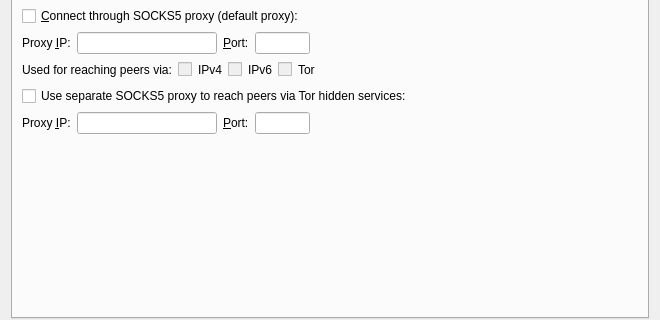
Before: the Qt Designer form src/qt/forms/optionsdialog.ui in firoorg/firo, drawn with Qt 5; both pictures show x 0 to 660 and y 92 to 412 of the 660 by 540 pixel window.
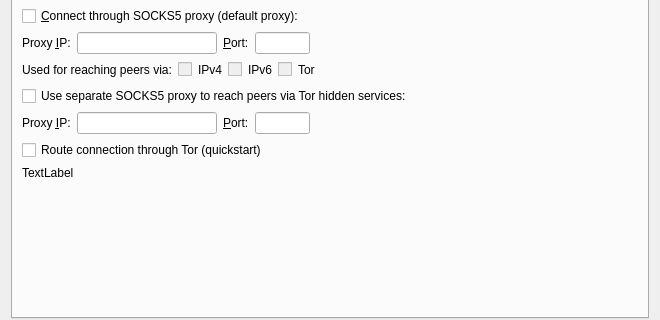
After: the same form once the commit is applied. The open tabs and pages were chosen to show the change. Custom widgets are drawn as their Qt base class.

```diff
--- a/src/qt/forms/optionsdialog.ui
+++ b/src/qt/forms/optionsdialog.ui
@@ -533,6 +533,26 @@
          </item>
         </layout>
        </item>
+       <item>
+        <widget class="QCheckBox" name="checkboxEnabledTor">
+         <property name="toolTip">
+          <string>Automatically launch and route your connection through an embedded Tor instance. This is a quickstart alternative to the manual SOCKS5 proxy settings above, and requires a client restart to take effect.</string>
+         </property>
+         <property name="text">
+          <string>Route connection through Tor (quickstart)</string>
+         </property>
+        </widget>
+       </item>
+       <item>
+        <widget class="QLabel" name="torStatusLabel">
+         <property name="text">
+          <string notr="true">TextLabel</string>
+         </property>
+         <property name="wordWrap">
+          <bool>true</bool>
+         </property>
+        </widget>
+       </item>
        <item>
         <spacer name="verticalSpacer_Network">
          <property name="orientation">
```
